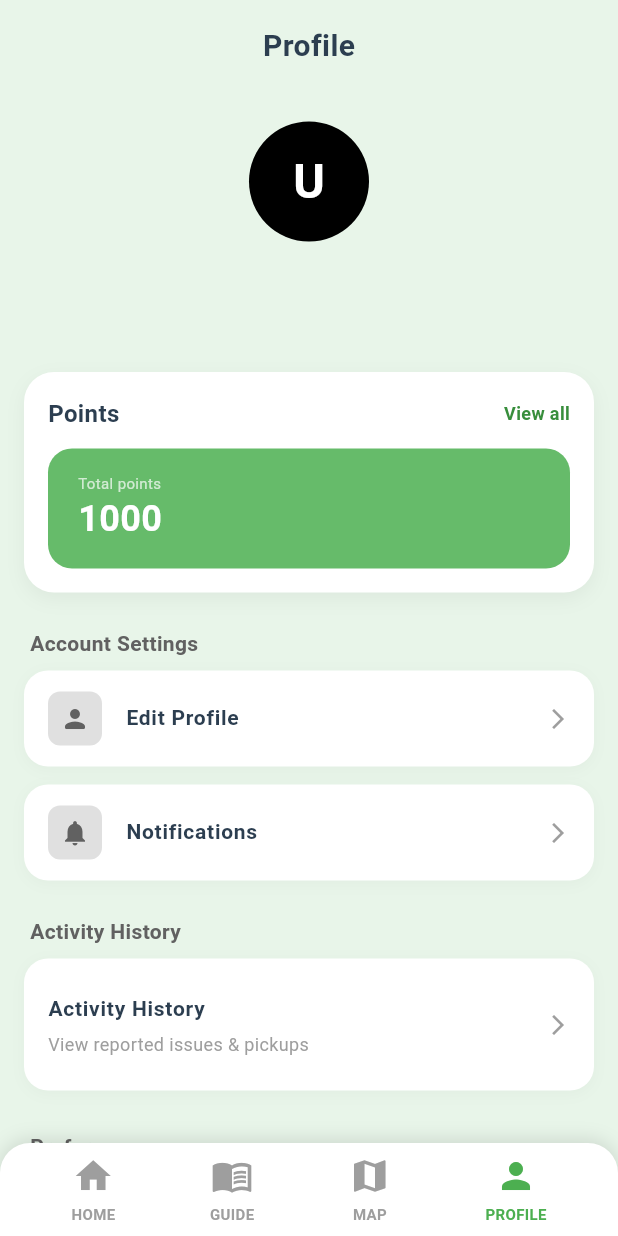
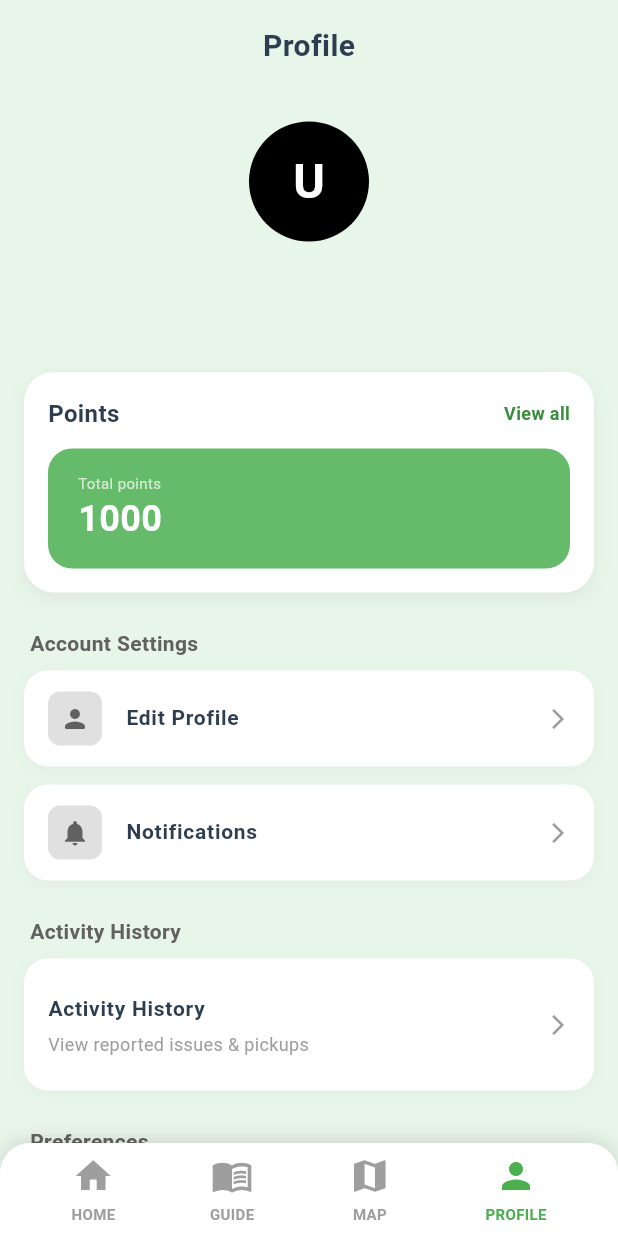
Before and after one commit to ishan2120/Enviora.sdgp, a Flutter app: the ProfileScreen screen opened directly, on a phone screen of 412 x 824 dp. Run offline on Flutter 3.47's test engine with Material 3 defaults, Android fonts, the phone set to English and light mode, and no system bars; our stand-ins replace cloud_firestore, firebase_auth, firebase_core, flutter_map, google_maps_flutter, image_picker and 1 more; accounts and stored records are empty.

Commit message:
Update profile_screen.dart

```diff
--- a/lib/pages/profile_screen.dart
+++ b/lib/pages/profile_screen.dart
@@ -103,7 +103,7 @@ class _ProfileScreenState extends State<ProfileScreen> {
                       _buildSectionHeader(
                           'Activity History'), // Or custom implementation for this one with subtitle
                       _buildActivityHistoryItem(context),
-                      const SizedBox(height: 27),
+                      const SizedBox(height: 24),
 
                       // Preferences
                       _buildSectionHeader('Preferences'),
```
